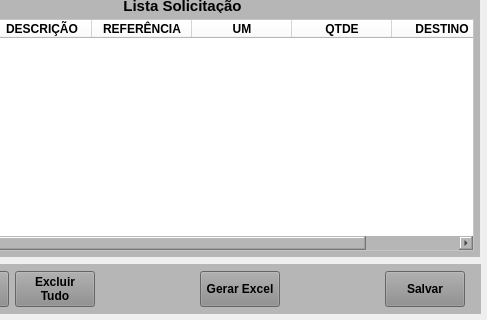
The window that forms/tela_sol_incluir.ui (Azevedo84/erp_suzuki) describes before a commit, drawn with Qt 5; both pictures show x 651 to 1138 and y 400 to 720 of the 1138 by 720 pixel window.
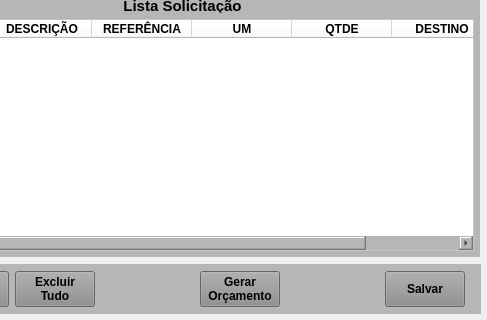
The same window after the commit. Icons and pictures are not drawn.

What changed in the file:
```diff
--- a/forms/tela_sol_incluir.ui
+++ b/forms/tela_sol_incluir.ui
@@ -3791,7 +3791,8 @@
              <string notr="true">background-color: rgb(141, 141, 141);</string>
             </property>
             <property name="text">
-             <string>Gerar Excel</string>
+             <string>Gerar
+Orçamento</string>
             </property>
            </widget>
           </item>
```
